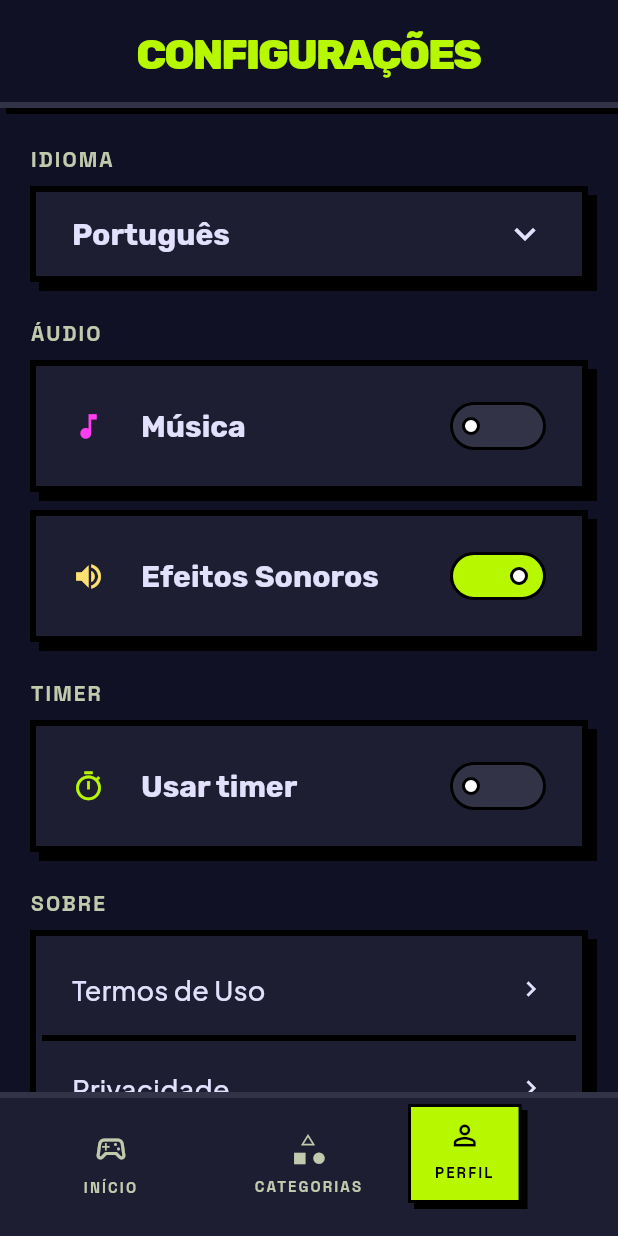
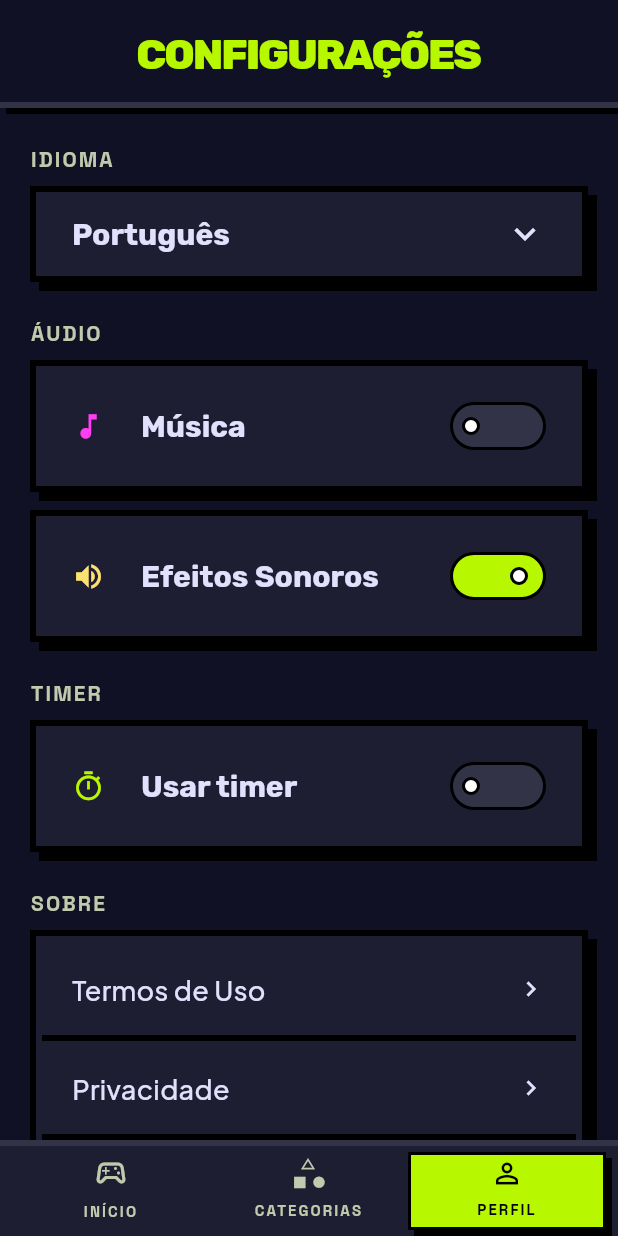
Before and after one commit to gustavomaes/out_of_the_loop, a Flutter app: the screen it shows after launch, after a tap on "JOGAR", after a tap on the "settings" icon, after a tap on "Usar timer", on a phone screen of 412 x 824 dp. Run offline on Flutter 3.47's test engine with Material 3 defaults, Android fonts, the phone set to English and light mode, and no system bars; our stand-ins replace go_router, shared_preferences; project files that could hold a hidden picture were left out.

Commit message:
refactor: update OtlDiscoveryBottomBar for improved layout and interaction
- Reduced the height of the bottom bar for a more compact design.
- Adjusted padding values for better spacing and alignment of items.
- Replaced the active navigation pill with a more streamlined active tab component.
- Enhanced the layout of inactive navigation items for improved visual consistency.
- Updated internal widget structure to simplify the code and improve maintainability.

```diff
--- a/lib/src/shared/widgets/otl_discovery_bottom_bar.dart
+++ b/lib/src/shared/widgets/otl_discovery_bottom_bar.dart
@@ -12,15 +12,13 @@ class OtlDiscoveryBottomBar extends StatelessWidget {
 
   final StatefulNavigationShell navigationShell;
 
-  static const _barHeight = 96.0;
+  static const _barHeight = 64.0;
   static const _topBorderWidth = 4.0;
   static const _horizontalPadding = 8.0;
-  static const _topPadding = 4.0;
-  static const _activeSlotHeight = 52.0;
-  static const _activePillLift = 16.0;
+  static const _topPadding = 8.0;
+  static const _bottomPadding = 4.0;
   static const _shadowOffset = 4.0;
-  static const _inactiveHorizontalPadding = 16.0;
-  static const _inactiveVerticalPadding = 8.0;
+  static const _inactiveHorizontalPadding = 8.0;
   static const _iconLabelGap = 4.0;
 
   @override
@@ -66,10 +64,10 @@ class OtlDiscoveryBottomBar extends StatelessWidget {
                 _horizontalPadding,
                 _topPadding,
                 _horizontalPadding,
-                0,
+                _bottomPadding,
               ),
               child: Row(
-                crossAxisAlignment: CrossAxisAlignment.center,
+                crossAxisAlignment: CrossAxisAlignment.stretch,
                 children: [
                   for (var index = 0; index < items.length; index++)
                     Expanded(
@@ -125,21 +123,7 @@ class _DiscoveryNavSlot extends StatelessWidget {
   @override
   Widget build(BuildContext context) {
     if (selected) {
-      return SizedBox(
-        height: OtlDiscoveryBottomBar._activeSlotHeight,
-        child: Stack(
-          clipBehavior: Clip.none,
-          alignment: Alignment.topCenter,
-          children: [
-            Positioned(
-              top: -OtlDiscoveryBottomBar._activePillLift,
-              left: 0,
-              right: 0,
-              child: _ActiveNavPill(item: item, onTap: onTap),
-            ),
-          ],
-        ),
-      );
+      return _ActiveNavTab(item: item, onTap: onTap);
     }
 
     return _InactiveNavItem(item: item, onTap: onTap);
@@ -166,10 +150,8 @@ class _InactiveNavItem extends StatelessWidget {
         child: Padding(
           padding: const EdgeInsets.symmetric(
             horizontal: OtlDiscoveryBottomBar._inactiveHorizontalPadding,
-            vertical: OtlDiscoveryBottomBar._inactiveVerticalPadding,
           ),
           child: Column(
-            mainAxisSize: MainAxisSize.min,
             mainAxisAlignment: MainAxisAlignment.center,
             children: [
               Padding(
@@ -190,14 +172,12 @@ class _InactiveNavItem extends StatelessWidget {
   }
 }
 
-class _ActiveNavPill extends StatelessWidget {
-  const _ActiveNavPill({required this.item, required this.onTap});
+class _ActiveNavTab extends StatelessWidget {
+  const _ActiveNavTab({required this.item, required this.onTap});
 
   final _DiscoveryNavItem item;
   final VoidCallback onTap;
 
-  static const _horizontalPadding = 18.0;
-  static const _verticalPadding = 10.0;
   static const _borderWidth = 2.0;
 
   @override
@@ -206,13 +186,8 @@ class _ActiveNavPill extends StatelessWidget {
       color: Colors.black,
       fontSize: 10,
     );
-    final content = Padding(
-      padding: const EdgeInsets.symmetric(
-        horizontal: _horizontalPadding,
-        vertical: _verticalPadding,
-      ),
-      child: Column(
-        mainAxisSize: MainAxisSize.min,
+    final content = Column(
+      mainAxisAlignment: MainAxisAlignment.center,
       children: [
         Padding(
           padding: const EdgeInsets.only(
@@ -225,29 +200,25 @@ class _ActiveNavPill extends StatelessWidget {
         ),
         Text(item.label, style: labelStyle, textAlign: TextAlign.center),
       ],
-      ),
     );
 
-    return Padding(
-      padding: const EdgeInsets.only(
-        right: OtlDiscoveryBottomBar._shadowOffset,
-        bottom: OtlDiscoveryBottomBar._shadowOffset,
-      ),
-      child: Material(
+    return Material(
       color: Colors.transparent,
       child: InkWell(
         onTap: onTap,
         child: Stack(
+          fit: StackFit.expand,
           clipBehavior: Clip.none,
           children: [
-              Transform.translate(
+            Positioned.fill(
+              child: Transform.translate(
                 offset: const Offset(
                   OtlDiscoveryBottomBar._shadowOffset,
                   OtlDiscoveryBottomBar._shadowOffset,
                 ),
-                child: DecoratedBox(
-                  decoration: const BoxDecoration(color: Colors.black),
-                  child: Opacity(opacity: 0, child: content),
+                child: const DecoratedBox(
+                  decoration: BoxDecoration(color: Colors.black),
+                ),
               ),
             ),
             DecoratedBox(
@@ -258,7 +229,6 @@ class _ActiveNavPill extends StatelessWidget {
               child: content,
             ),
           ],
-          ),
         ),
       ),
     );
```
Lines whose indentation alone changed are shown as unchanged.
